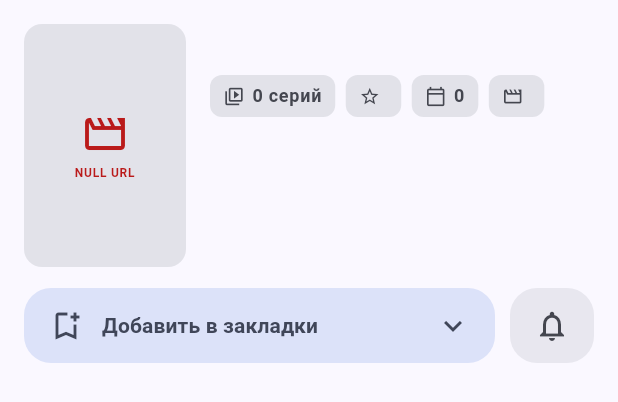
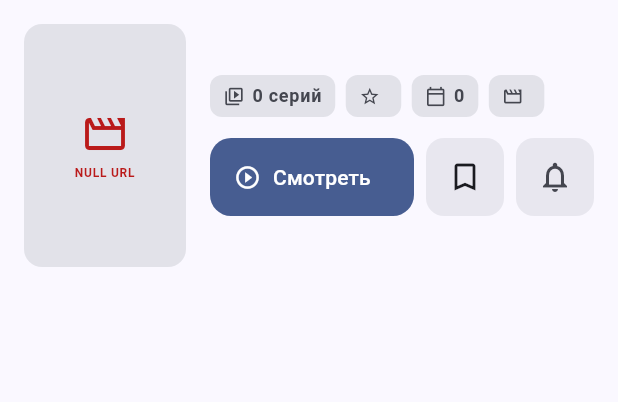
Before and after one commit to Arleckin75/dreamcast-tv, a Flutter app: the _DetailBody widget shown alone on an empty page, opened directly with empty values, on a phone screen of 412 x 824 dp. Shown: the top 402 px of the screen. Run offline on Flutter 3.47's test engine with Material 3 defaults, Android fonts, the phone set to English and light mode, and no system bars; drawn by our look-alikes of dynamic_color; our stand-ins replace cached_network_image, dio, drift, flutter_local_notifications, flutter_riverpod, go_router and 3 more; missing offline and left inert: flutter_foreground_task, workmanager; accounts and stored records are empty; generated files the repository leaves out were written again; network calls fail.

Commit message:
Watch Layout & Focu

```diff
--- a/lib/features/releases/presentation/release_detail_screen.dart
+++ b/lib/features/releases/presentation/release_detail_screen.dart
@@ -35,14 +35,6 @@ class _ReleaseDetailScreenState extends ConsumerState<ReleaseDetailScreen> {
     final detailState = ref.watch(releaseDetailProvider(widget.release));
 
     return Scaffold(
-      floatingActionButton: detailState.maybeWhen(
-        data: (data) => FloatingActionButton.extended(
-          onPressed: () => _showEpisodeList(context, data.value),
-          icon: const Icon(Icons.play_arrow),
-          label: const Text('Смотреть'),
-        ),
-        orElse: () => null,
-      ),
       body: detailState.when(
         loading: () => _DetailSkeleton(release: widget.release),
         error: (error, stackTrace) => CustomScrollView(
@@ -69,6 +61,7 @@ class _ReleaseDetailScreenState extends ConsumerState<ReleaseDetailScreen> {
                   release: widget.release,
                   detail: detail,
                   expanded: _descriptionExpanded,
+                  onWatch: () => _showEpisodeList(context, detail),
                   onToggleDescription: () {
                     setState(
                       () => _descriptionExpanded = !_descriptionExpanded,
@@ -157,12 +150,14 @@ class _DetailBody extends StatelessWidget {
     required this.detail,
     required this.expanded,
     required this.onToggleDescription,
+    required this.onWatch,
   });
 
   final DreamRelease release;
   final DreamReleaseDetail detail;
   final bool expanded;
   final VoidCallback onToggleDescription;
+  final VoidCallback onWatch;
 
   @override
   Widget build(BuildContext context) {
@@ -236,17 +231,33 @@ class _DetailBody extends StatelessWidget {
                           ),
                       ],
                     ),
+                    const SizedBox(height: 14),
+                    Row(
+                      children: [
+                        Expanded(
+                          child: FilledButton.icon(
+                            autofocus: true,
+                            onPressed: onWatch,
+                            icon: const Icon(Icons.play_circle_outline),
+                            label: const Align(
+                              alignment: Alignment.centerLeft,
+                              child: Text('Смотреть'),
+                            ),
+                            style: FilledButton.styleFrom(
+                              minimumSize: const Size(0, 52),
+                              alignment: Alignment.centerLeft,
+                            ),
+                          ),
+                        ),
+                        const SizedBox(width: 8),
+                        _BookmarkStatusButton(release: release),
+                        const SizedBox(width: 8),
+                        _EpisodeNotificationButton(release: release),
+                      ],
+                    ),
                   ],
                 ),
               ),
-            ],
-          ),
-          const SizedBox(height: 14),
-          Row(
-            children: [
-              Expanded(child: _BookmarkStatusButton(release: release)),
-              const SizedBox(width: 10),
-              _EpisodeNotificationButton(release: release),
             ],
           ),
           if (description?.trim().isNotEmpty == true) ...[
@@ -286,7 +297,6 @@ class _BookmarkStatusButton extends ConsumerWidget {
     final releaseId = release.id;
     final status = ref.watch(releaseBookmarkProvider(releaseId));
     final controller = ref.read(releaseBookmarkProvider(releaseId).notifier);
-    final label = status?.label ?? 'Добавить в закладки';
 
     return PopupMenuButton<Object>(
       tooltip: 'Закладки',
@@ -327,37 +337,15 @@ class _BookmarkStatusButton extends ConsumerWidget {
         ),
       ],
       child: Material(
-        color: theme.colorScheme.secondaryContainer,
-        borderRadius: BorderRadius.circular(18),
+        color: theme.colorScheme.surfaceContainerHigh,
+        borderRadius: BorderRadius.circular(12),
         clipBehavior: Clip.antiAlias,
-        child: InkWell(
-          child: Padding(
-            padding: const EdgeInsets.symmetric(horizontal: 16, vertical: 13),
-            child: Row(
-              children: [
-                Icon(
-                  status == null ? Icons.bookmark_add_outlined : Icons.bookmark,
-                  color: theme.colorScheme.onSecondaryContainer,
-                ),
-                const SizedBox(width: 12),
-                Expanded(
-                  child: Text(
-                    label,
-                    maxLines: 1,
-                    overflow: TextOverflow.ellipsis,
-                    style: theme.textTheme.titleSmall?.copyWith(
-                      color: theme.colorScheme.onSecondaryContainer,
-                      fontWeight: FontWeight.w700,
-                    ),
-                  ),
-                ),
-                const SizedBox(width: 8),
-                Icon(
-                  Icons.keyboard_arrow_down,
-                  color: theme.colorScheme.onSecondaryContainer,
-                ),
-              ],
-            ),
+        child: SizedBox(
+          width: 52,
+          height: 52,
+          child: Icon(
+            status == null ? Icons.bookmark_border : Icons.bookmark,
+            color: theme.colorScheme.onSurface,
           ),
         ),
       ),
@@ -385,13 +373,13 @@ class _EpisodeNotificationButton extends ConsumerWidget {
         color: enabled
             ? theme.colorScheme.primaryContainer
             : theme.colorScheme.surfaceContainerHigh,
-        borderRadius: BorderRadius.circular(18),
+        borderRadius: BorderRadius.circular(12),
         clipBehavior: Clip.antiAlias,
         child: InkWell(
           onTap: () => _toggle(context, ref, enabled),
           child: SizedBox(
-            width: 56,
-            height: 50,
+            width: 52,
+            height: 52,
             child: Icon(
               enabled
                   ? Icons.notifications_active
```
Also changed, not shown: 4 other files.
